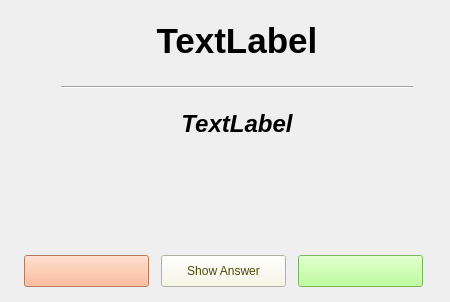
Qt form Ui/pract1.ui (robinpalat/idiomindQt) before a commit.
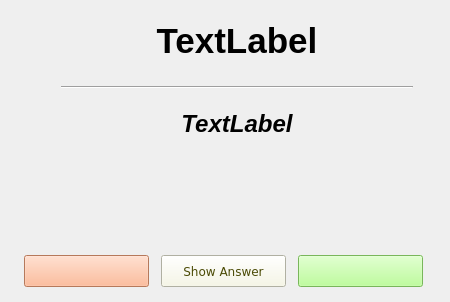
The same form after that commit. Icons and pictures are not drawn. Custom widgets are drawn as their Qt base class.

Diff of the .ui file:
```diff
--- a/Ui/pract1.ui
+++ b/Ui/pract1.ui
@@ -196,6 +196,12 @@
          <height>32</height>
         </size>
        </property>
+       <property name="font">
+        <font>
+         <family>DejaVu Sans</family>
+         <pointsize>9</pointsize>
+        </font>
+       </property>
        <property name="styleSheet">
         <string notr="true">background-color: rgb(247, 247, 227);
 color: rgb(75, 75, 6);</string>
```
Left out of the diff: 11 changed lines with no effect on the pictures.
